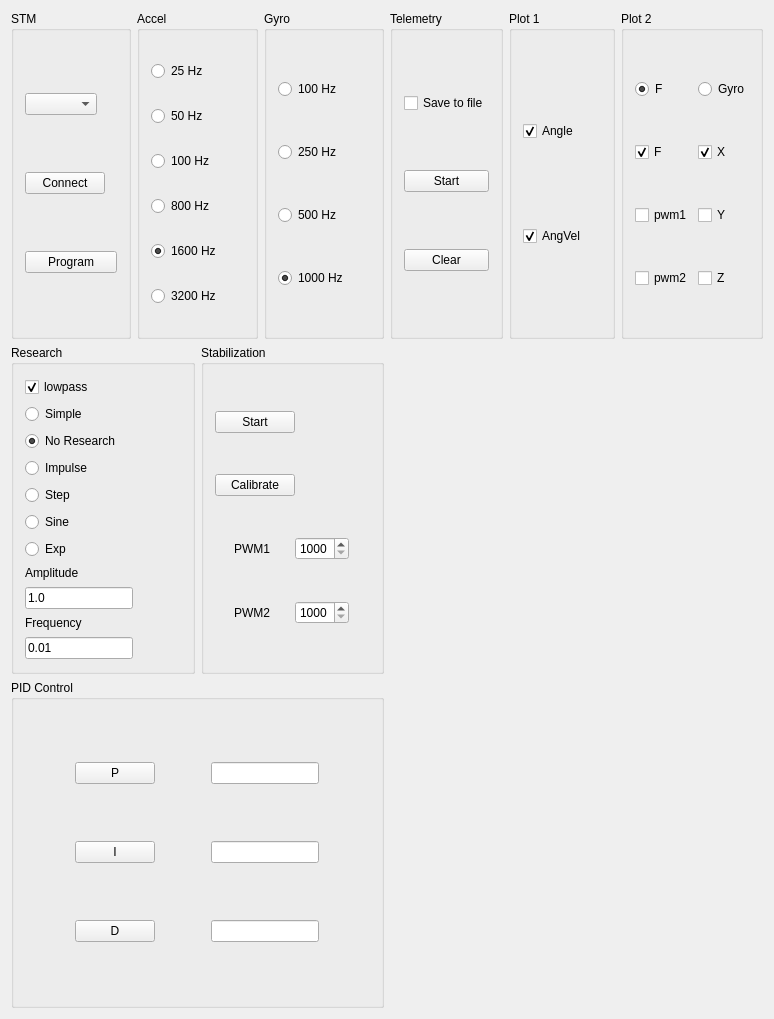
VlagaPalych/Stable, file Logger/BoardConsole/BoardConsole/boardconsole.ui: the form before one commit.
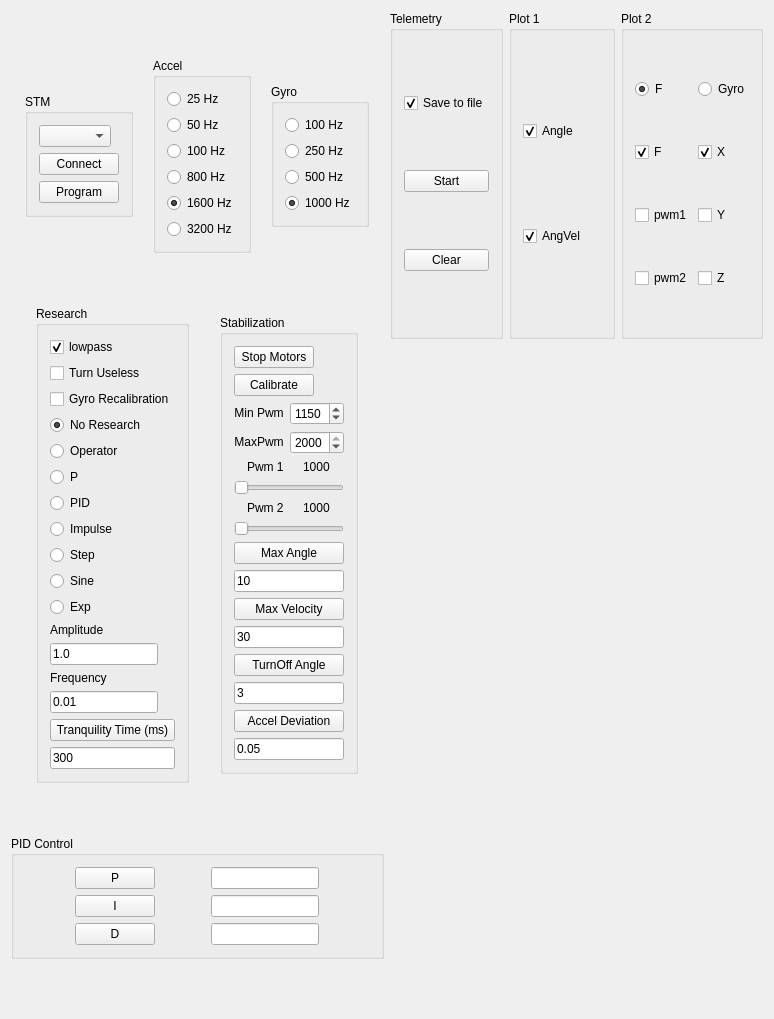
The form after the commit. Custom widgets are drawn as their Qt base class.

Diff of the .ui file:
```diff
--- a/Logger/BoardConsole/BoardConsole/boardconsole.ui
+++ b/Logger/BoardConsole/BoardConsole/boardconsole.ui
@@ -20,6 +20,12 @@
       <layout class="QHBoxLayout" name="horizontalLayout_2">
        <item>
         <widget class="QGroupBox" name="connectGroupBox">
+         <property name="sizePolicy">
+          <sizepolicy hsizetype="Fixed" vsizetype="Fixed">
+           <horstretch>0</horstretch>
+           <verstretch>0</verstretch>
+          </sizepolicy>
+         </property>
          <property name="title">
           <string>STM</string>
          </property>
@@ -59,6 +65,12 @@
        </item>
        <item>
         <widget class="QGroupBox" name="accelgroupBox">
+         <property name="sizePolicy">
+          <sizepolicy hsizetype="Fixed" vsizetype="Fixed">
+           <horstretch>0</horstretch>
+           <verstretch>0</verstretch>
+          </sizepolicy>
+         </property>
          <property name="title">
           <string>Accel</string>
          </property>
@@ -119,6 +131,12 @@
        </item>
        <item>
         <widget class="QGroupBox" name="groupBox_4">
+         <property name="sizePolicy">
+          <sizepolicy hsizetype="Fixed" vsizetype="Fixed">
+           <horstretch>0</horstretch>
+           <verstretch>0</verstretch>
+          </sizepolicy>
+         </property>
          <property name="title">
           <string>Gyro</string>
          </property>
@@ -169,6 +187,12 @@
       <layout class="QHBoxLayout" name="horizontalLayout_6">
        <item>
         <widget class="QGroupBox" name="researchGroupBox">
+         <property name="sizePolicy">
+          <sizepolicy hsizetype="Fixed" vsizetype="Fixed">
+           <horstretch>0</horstretch>
+           <verstretch>0</verstretch>
+          </sizepolicy>
+         </property>
          <property name="title">
           <string>Research</string>
          </property>
@@ -184,9 +208,16 @@
            </widget>
           </item>
           <item>
-           <widget class="QRadioButton" name="simpleRadioButton">
+           <widget class="QCheckBox" name="turnUselessCheckBox">
             <property name="text">
-             <string>Simple</string>
+             <string>Turn Useless</string>
+            </property>
+           </widget>
+          </item>
+          <item>
+           <widget class="QCheckBox" name="gyroRecalibrationCheckBox">
+            <property name="text">
+             <string>Gyro Recalibration</string>
             </property>
            </widget>
           </item>
@@ -200,6 +231,27 @@
             </property>
            </widget>
           </item>
+          <item>
+           <widget class="QRadioButton" name="operatorRadioButton">
+            <property name="text">
+             <string>Operator</string>
+            </property>
+           </widget>
+          </item>
+          <item>
+           <widget class="QRadioButton" name="simpleRadioButton">
+            <property name="text">
+             <string>P</string>
+            </property>
+           </widget>
+          </item>
+          <item>
+           <widget class="QRadioButton" name="pidRadioButton">
+            <property name="text">
+             <string>PID</string>
+            </property>
+           </widget>
+          </item>
           <item>
            <widget class="QRadioButton" name="impulseRadioButton">
             <property name="text">
@@ -280,11 +332,31 @@
             </property>
            </widget>
           </item>
+          <item>
+           <widget class="QPushButton" name="tranquilityButton">
+            <property name="text">
+             <string>Tranquility Time (ms)</string>
+            </property>
+           </widget>
+          </item>
+          <item>
+           <widget class="QLineEdit" name="tranquilityLineEdit">
+            <property name="text">
+             <string>300</string>
+            </property>
+           </widget>
+          </item>
          </layout>
         </widget>
        </item>
        <item>
         <widget class="QGroupBox" name="stabGroupBox">
+         <property name="sizePolicy">
+          <sizepolicy hsizetype="Fixed" vsizetype="Fixed">
+           <horstretch>0</horstretch>
+           <verstretch>0</verstretch>
+          </sizepolicy>
+         </property>
          <property name="title">
           <string>Stabilization</string>
          </property>
@@ -298,7 +370,7 @@
              </sizepolicy>
             </property>
             <property name="text">
-             <string>Start</string>
+             <string>Stop Motors</string>
             </property>
            </widget>
           </item>
@@ -316,17 +388,17 @@
            </widget>
           </item>
           <item>
-           <layout class="QHBoxLayout" name="horizontalLayout_10">
+           <layout class="QHBoxLayout" name="horizontalLayout_4">
             <item>
              <widget class="QLabel" name="label">
               <property name="sizePolicy">
-               <sizepolicy hsizetype="Fixed" vsizetype="Preferred">
+               <sizepolicy hsizetype="Fixed" vsizetype="Fixed">
                 <horstretch>0</horstretch>
                 <verstretch>0</verstretch>
                </sizepolicy>
               </property>
               <property name="text">
-               <string>PWM1</string>
+               <string>Min Pwm</string>
               </property>
               <property name="alignment">
                <set>Qt::AlignCenter</set>
@@ -347,6 +419,9 @@
               <property name="maximum">
                <number>2000</number>
               </property>
+              <property name="value">
+               <number>1150</number>
+              </property>
              </widget>
             </item>
            </layout>
@@ -356,13 +431,13 @@
             <item>
              <widget class="QLabel" name="label_2">
               <property name="sizePolicy">
-               <sizepolicy hsizetype="Fixed" vsizetype="Preferred">
+               <sizepolicy hsizetype="Fixed" vsizetype="Fixed">
                 <horstretch>0</horstretch>
                 <verstretch>0</verstretch>
                </sizepolicy>
               </property>
               <property name="text">
-               <string>PWM2</string>
+               <string>MaxPwm</string>
               </property>
               <property name="alignment">
                <set>Qt::AlignCenter</set>
@@ -383,10 +458,155 @@
               <property name="maximum">
                <number>2000</number>
               </property>
+              <property name="value">
+               <number>2000</number>
+              </property>
              </widget>
             </item>
            </layout>
           </item>
+          <item>
+           <layout class="QHBoxLayout" name="horizontalLayout_5">
+            <item>
+             <widget class="QLabel" name="label_5">
+              <property name="sizePolicy">
+               <sizepolicy hsizetype="Fixed" vsizetype="Fixed">
+                <horstretch>0</horstretch>
+                <verstretch>0</verstretch>
+               </sizepolicy>
+              </property>
+              <property name="text">
+               <string>Pwm 1</string>
+              </property>
+             </widget>
+            </item>
+            <item>
+             <widget class="QLabel" name="pwm1Label">
+              <property name="sizePolicy">
+               <sizepolicy hsizetype="Fixed" vsizetype="Fixed">
+                <horstretch>0</horstretch>
+                <verstretch>0</verstretch>
+               </sizepolicy>
+              </property>
+              <property name="text">
+               <string>1000</string>
+              </property>
+             </widget>
+            </item>
+           </layout>
+          </item>
+          <item>
+           <widget class="QSlider" name="pwm1Slider">
+            <property name="minimum">
+             <number>1000</number>
+            </property>
+            <property name="maximum">
+             <number>2000</number>
+            </property>
+            <property name="orientation">
+             <enum>Qt::Horizontal</enum>
+            </property>
+           </widget>
+          </item>
+          <item>
+           <layout class="QHBoxLayout" name="horizontalLayout_10">
+            <item>
+             <widget class="QLabel" name="label_6">
+              <property name="sizePolicy">
+               <sizepolicy hsizetype="Fixed" vsizetype="Fixed">
+                <horstretch>0</horstretch>
+                <verstretch>0</verstretch>
+               </sizepolicy>
+              </property>
+              <property name="text">
+               <string>Pwm 2</string>
+              </property>
+             </widget>
+            </item>
+            <item>
+             <widget class="QLabel" name="pwm2Label">
+              <property name="sizePolicy">
+               <sizepolicy hsizetype="Fixed" vsizetype="Fixed">
+                <horstretch>0</horstretch>
+                <verstretch>0</verstretch>
+               </sizepolicy>
+              </property>
+              <property name="text">
+               <string>1000</string>
+              </property>
+             </widget>
+            </item>
+           </layout>
+          </item>
+          <item>
+           <widget class="QSlider" name="pwm2Slider">
+            <property name="minimum">
+             <number>1000</number>
+            </property>
+            <property name="maximum">
+             <number>2000</number>
+            </property>
+            <property name="orientation">
+             <enum>Qt::Horizontal</enum>
+            </property>
+           </widget>
+          </item>
+          <item>
+           <widget class="QPushButton" name="maxAngleButton">
+            <property name="text">
+             <string>Max Angle</string>
+            </property>
+           </widget>
+          </item>
+          <item>
+           <widget class="QLineEdit" name="maxAngleLineEdit">
+            <property name="text">
+             <string>10</string>
+            </property>
+           </widget>
+          </item>
+          <item>
+           <widget class="QPushButton" name="maxVelButton">
+            <property name="text">
+             <string>Max Velocity</string>
+            </property>
+           </widget>
+          </item>
+          <item>
+           <widget class="QLineEdit" name="maxVelLineEdit">
+            <property name="text">
+             <string>30</string>
+            </property>
+           </widget>
+          </item>
+          <item>
+           <widget class="QPushButton" name="turnoffAngleButton">
+            <property name="text">
+             <string>TurnOff Angle</string>
+            </property>
+           </widget>
+          </item>
+          <item>
+           <widget class="QLineEdit" name="turnoffAngleLineEdit">
+            <property name="text">
+             <string>3</string>
+            </property>
+           </widget>
+          </item>
+          <item>
+           <widget class="QPushButton" name="accelDeviationButton">
+            <property name="text">
+             <string>Accel Deviation</string>
+            </property>
+           </widget>
+          </item>
+          <item>
+           <widget class="QLineEdit" name="accelDeviationLineEdit">
+            <property name="text">
+             <string>0.05</string>
+            </property>
+           </widget>
+          </item>
          </layout>
         </widget>
        </item>
@@ -394,6 +614,12 @@
      </item>
      <item>
       <widget class="QGroupBox" name="groupBox">
+       <property name="sizePolicy">
+        <sizepolicy hsizetype="Preferred" vsizetype="Fixed">
+         <horstretch>0</horstretch>
+         <verstretch>0</verstretch>
+        </sizepolicy>
+       </property>
        <property name="title">
         <string>PID Control</string>
        </property>
@@ -500,7 +726,7 @@
              <string>Save to file</string>
             </property>
             <property name="checked">
-             <bool>false</bool>
+             <bool>true</bool>
             </property>
            </widget>
           </item>
```
Left out of the diff: 2 changed lines with no effect on the pictures.
